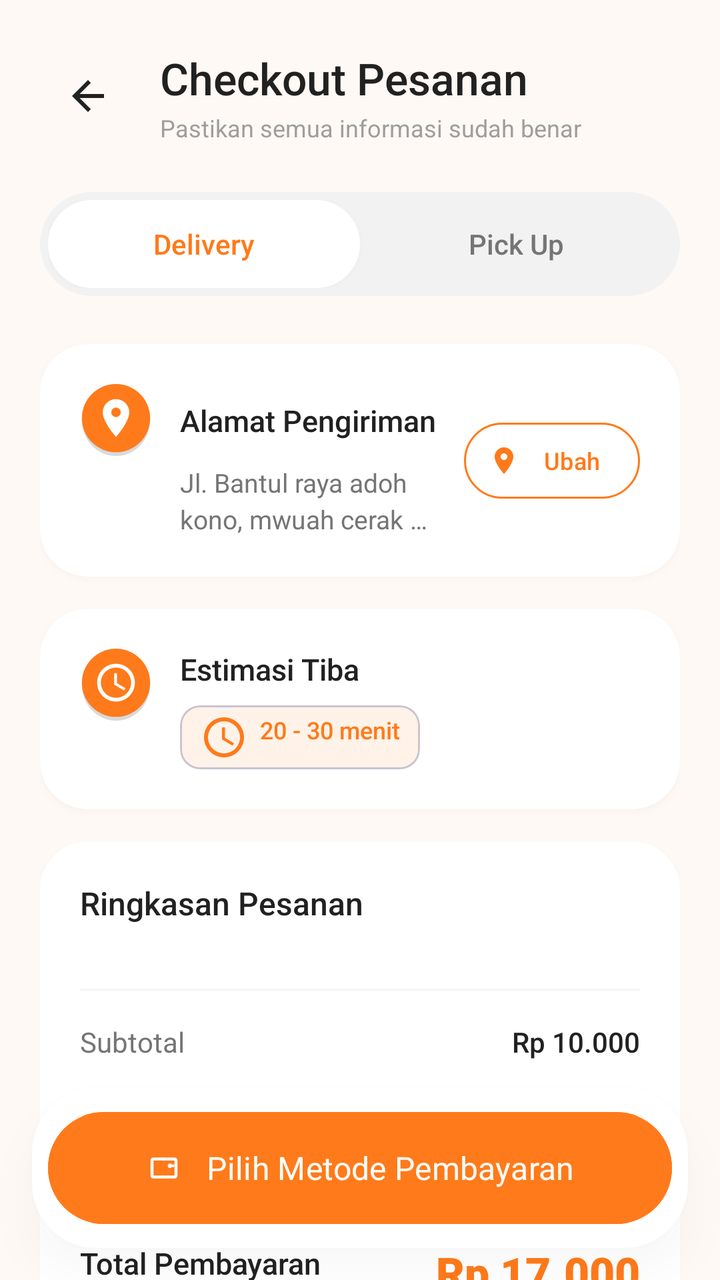
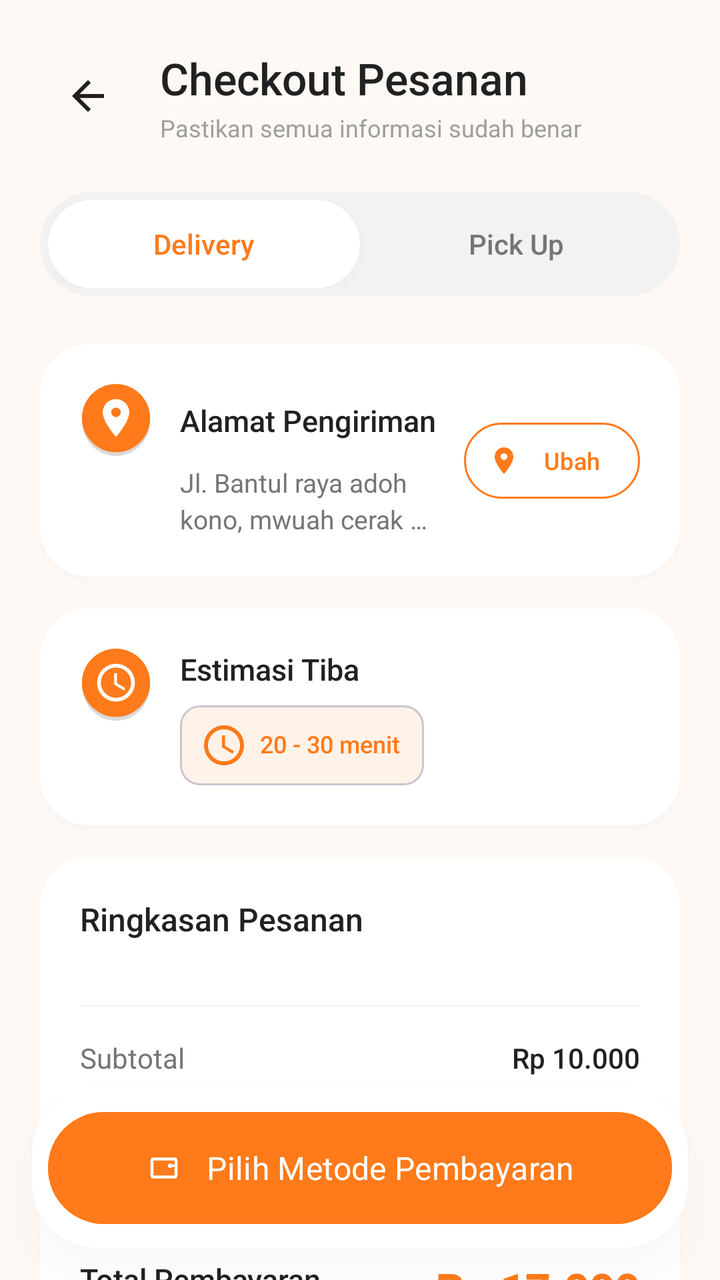

Compare the two renders of this Android layout. The source of the first and the diff that turns it into the second are given below.
<!-- AndroidManifest.xml: application theme Theme.Cemil_feels -->
<!-- res/layout/activity_checkout.xml -->
<?xml version="1.0" encoding="utf-8"?>
<androidx.constraintlayout.widget.ConstraintLayout xmlns:android="http://schemas.android.com/apk/res/android"
    xmlns:app="http://schemas.android.com/apk/res-auto"
    xmlns:tools="http://schemas.android.com/tools"
    android:layout_width="match_parent"
    android:layout_height="match_parent"
    android:background="#FFF9F5">

    
    <include
        android:id="@+id/layout_checkout_header"
        layout="@layout/layout_checkout_header"
        app:layout_constraintTop_toTopOf="parent" />

    
    <androidx.core.widget.NestedScrollView
        android:layout_width="match_parent"
        android:layout_height="0dp"
        android:clipToPadding="false"
        android:paddingHorizontal="20dp"
        android:paddingTop="8dp"
        android:paddingBottom="120dp"
        app:layout_constraintBottom_toBottomOf="parent"
        app:layout_constraintTop_toBottomOf="@id/layout_checkout_header">

        <LinearLayout
            android:layout_width="match_parent"
            android:layout_height="wrap_content"
            android:orientation="vertical">

            
            <androidx.constraintlayout.widget.ConstraintLayout
                android:id="@+id/segmented_container"
                android:layout_width="match_parent"
                android:layout_height="52dp"
                android:layout_marginBottom="24dp"
                android:background="@drawable/bg_segmented_container"
                android:padding="4dp">

                <View
                    android:id="@+id/view_indicator"
                    android:layout_width="0dp"
                    android:layout_height="match_parent"
                    android:background="@drawable/bg_segmented_indicator"
                    android:elevation="2dp"
                    app:layout_constraintBottom_toBottomOf="parent"
                    app:layout_constraintEnd_toStartOf="@+id/guideline_center"
                    app:layout_constraintStart_toStartOf="parent"
                    app:layout_constraintTop_toTopOf="parent" />

                <androidx.constraintlayout.widget.Guideline
                    android:id="@+id/guideline_center"
                    android:layout_width="wrap_content"
                    android:layout_height="wrap_content"
                    android:orientation="vertical"
                    app:layout_constraintGuide_percent="0.5" />

                <TextView
                    android:id="@+id/tv_toggle_delivery"
                    android:layout_width="0dp"
                    android:layout_height="match_parent"
                    android:background="?attr/selectableItemBackgroundBorderless"
                    android:clickable="true"
                    android:elevation="3dp"
                    android:fontFamily="sans-serif-medium"
                    android:focusable="true"
                    android:gravity="center"
                    android:text="Delivery"
                    android:textColor="#FF7A1A"
                    android:textSize="14sp"
                    app:layout_constraintEnd_toStartOf="@+id/guideline_center"
                    app:layout_constraintStart_toStartOf="parent" />

                <TextView
                    android:id="@+id/tv_toggle_pickup"
                    android:layout_width="0dp"
                    android:layout_height="match_parent"
                    android:background="?attr/selectableItemBackgroundBorderless"
                    android:clickable="true"
                    android:elevation="3dp"
                    android:fontFamily="sans-serif-medium"
                    android:focusable="true"
                    android:gravity="center"
                    android:text="Pick Up"
                    android:textColor="#757575"
                    android:textSize="14sp"
                    app:layout_constraintEnd_toEndOf="parent"
                    app:layout_constraintStart_toEndOf="@+id/guideline_center" />
            </androidx.constraintlayout.widget.ConstraintLayout>

            
            <com.google.android.material.card.MaterialCardView
                android:id="@+id/card_address"
                android:layout_width="match_parent"
                android:layout_height="wrap_content"
                android:layout_marginBottom="16dp"
                app:cardCornerRadius="24dp"
                app:cardElevation="2dp"
                app:strokeWidth="0dp"
                app:cardBackgroundColor="#FFFFFF">

                <androidx.constraintlayout.widget.ConstraintLayout
                    android:layout_width="match_parent"
                    android:layout_height="wrap_content"
                    android:padding="20dp">

                    <ImageView
                        android:id="@+id/iv_address_icon"
                        android:layout_width="36dp"
                        android:layout_height="36dp"
                        app:srcCompat="@drawable/logo_checkout_delivery"
                        app:layout_constraintStart_toStartOf="parent"
                        app:layout_constraintTop_toTopOf="parent" />

                    <TextView
                        android:id="@+id/tv_address_label"
                        android:layout_width="wrap_content"
                        android:layout_height="wrap_content"
                        android:layout_marginStart="14dp"
                        android:text="Alamat Pengiriman"
                        android:textColor="#212121"
                        android:fontFamily="sans-serif-medium"
                        android:textSize="15sp"
                        app:layout_constraintStart_toEndOf="@id/iv_address_icon"
                        app:layout_constraintTop_toTopOf="@id/iv_address_icon"
                        app:layout_constraintBottom_toBottomOf="@id/iv_address_icon" />

                    <TextView
                        android:id="@+id/tv_address_details"
                        android:layout_width="0dp"
                        android:layout_height="wrap_content"
                        android:layout_marginTop="12dp"
                        android:layout_marginEnd="12dp"
                        android:text="Jl. Bantul raya adoh kono, mwuah cerak goa"
                        android:textColor="#757575"
                        android:textSize="13sp"
                        android:maxLines="2"
                        android:ellipsize="end"
                        android:lineSpacingExtra="3dp"
                        app:layout_constraintStart_toStartOf="@id/tv_address_label"
                        app:layout_constraintEnd_toStartOf="@id/btn_change_address"
                        app:layout_constraintTop_toBottomOf="@id/tv_address_label" />

                    
                    <com.google.android.material.button.MaterialButton
                        android:id="@+id/btn_change_address"
                        android:layout_width="wrap_content"
                        android:layout_height="38dp"
                        android:background="@drawable/bg_button_outlined_pill"
                        android:text="Ubah"
                        android:textAllCaps="false"
                        android:textColor="#FF7A1A"
                        android:textSize="12sp"
                        android:fontFamily="sans-serif-medium"
                        android:paddingHorizontal="12dp"
                        android:insetTop="0dp"
                        android:insetBottom="0dp"
                        app:icon="@drawable/ic_location_pin_sophisticated"
                        app:iconSize="16dp"
                        app:iconPadding="4dp"
                        app:iconTint="#FF7A1A"
                        app:layout_constraintBottom_toBottomOf="parent"
                        app:layout_constraintEnd_toEndOf="parent"
                        app:layout_constraintTop_toTopOf="parent" />
                </androidx.constraintlayout.widget.ConstraintLayout>
            </com.google.android.material.card.MaterialCardView>

            
            <com.google.android.material.card.MaterialCardView
                android:id="@+id/card_pickup_location"
                android:layout_width="match_parent"
                android:layout_height="wrap_content"
                android:layout_marginBottom="16dp"
                android:visibility="gone"
                app:cardCornerRadius="24dp"
                app:cardElevation="2dp"
                app:strokeWidth="0dp"
                app:cardBackgroundColor="#FFFFFF">

                <androidx.constraintlayout.widget.ConstraintLayout
                    android:layout_width="match_parent"
                    android:layout_height="wrap_content"
                    android:padding="20dp">

                    <ImageView
                        android:id="@+id/iv_store_icon"
                        android:layout_width="36dp"
                        android:layout_height="36dp"
                        app:srcCompat="@drawable/logo_checkout_restaurant"
                        app:layout_constraintStart_toStartOf="parent"
                        app:layout_constraintTop_toTopOf="parent" />

                    <TextView
                        android:id="@+id/tv_store_label"
                        android:layout_width="wrap_content"
                        android:layout_height="wrap_content"
                        android:layout_marginStart="14dp"
                        android:text="Lokasi Pengambilan"
                        android:textColor="#212121"
                        android:fontFamily="sans-serif-medium"
                        android:textSize="15sp"
                        app:layout_constraintStart_toEndOf="@id/iv_store_icon"
                        app:layout_constraintTop_toTopOf="@id/iv_store_icon"
                        app:layout_constraintBottom_toBottomOf="@id/iv_store_icon" />

                    <TextView
                        android:id="@+id/tv_store_details"
                        android:layout_width="0dp"
                        android:layout_height="wrap_content"
                        android:layout_marginTop="12dp"
                        android:text="Cemil Feels Resto\nJl. Merdeka No. 45, Yogyakarta"
                        android:textColor="#757575"
                        android:textSize="13sp"
                        android:lineSpacingExtra="3dp"
                        app:layout_constraintStart_toStartOf="@id/tv_store_label"
                        app:layout_constraintEnd_toEndOf="parent"
                        app:layout_constraintTop_toBottomOf="@id/tv_store_label" />
                </androidx.constraintlayout.widget.ConstraintLayout>
            </com.google.android.material.card.MaterialCardView>

            
            <com.google.android.material.card.MaterialCardView
                android:layout_width="match_parent"
                android:layout_height="wrap_content"
                android:layout_marginBottom="16dp"
                app:cardCornerRadius="24dp"
                app:cardElevation="2dp"
                app:strokeWidth="0dp"
                app:cardBackgroundColor="#FFFFFF">

                <androidx.constraintlayout.widget.ConstraintLayout
                    android:layout_width="match_parent"
                    android:layout_height="wrap_content"
                    android:padding="20dp">

                    <ImageView
                        android:id="@+id/iv_delivery_icon"
                        android:layout_width="36dp"
                        android:layout_height="36dp"
                        app:srcCompat="@drawable/logo_checkout_time"
                        app:layout_constraintStart_toStartOf="parent"
                        app:layout_constraintTop_toTopOf="parent" />

                    <TextView
                        android:id="@+id/tv_delivery_label"
                        android:layout_width="wrap_content"
                        android:layout_height="wrap_content"
                        android:layout_marginStart="14dp"
                        android:text="Estimasi Tiba"
                        android:textColor="#212121"
                        android:fontFamily="sans-serif-medium"
                        android:textSize="15sp"
                        app:layout_constraintStart_toEndOf="@id/iv_delivery_icon"
                        app:layout_constraintTop_toTopOf="@id/iv_delivery_icon"
                        app:layout_constraintBottom_toTopOf="@id/badge_eta" />

                    <com.google.android.material.card.MaterialCardView
                        android:id="@+id/badge_eta"
                        android:layout_width="wrap_content"
                        android:layout_height="wrap_content"
                        android:layout_marginTop="8dp"
                        app:cardBackgroundColor="#FFF2E8"
                        app:cardCornerRadius="10dp"
                        app:cardElevation="0dp"
                        app:layout_constraintStart_toStartOf="@id/tv_delivery_label"
                        app:layout_constraintTop_toBottomOf="@id/tv_delivery_label">

                        <TextView
                            android:id="@+id/tv_delivery_eta"
                            android:layout_width="wrap_content"
                            android:layout_height="wrap_content"
                            android:paddingHorizontal="10dp"
                            android:paddingVertical="4dp"
                            android:text="20 - 30 menit"
                            android:textColor="#FF7A1A"
                            android:textSize="12sp"
                            android:fontFamily="sans-serif-medium"
                            android:drawablePadding="6dp"
                            app:drawableStartCompat="@drawable/ic_access_time_sophisticated"
                            app:drawableTint="#FF7A1A" />
                    </com.google.android.material.card.MaterialCardView>
                </androidx.constraintlayout.widget.ConstraintLayout>
            </com.google.android.material.card.MaterialCardView>

            
            <include
                android:id="@+id/layout_order_summary"
                layout="@layout/layout_checkout_order_summary" />

        </LinearLayout>
    </androidx.core.widget.NestedScrollView>

    
    <com.google.android.material.card.MaterialCardView
        android:id="@+id/card_bottom_bar"
        android:layout_width="match_parent"
        android:layout_height="wrap_content"
        android:layout_margin="16dp"
        app:cardBackgroundColor="#FFFFFF"
        app:cardCornerRadius="32dp"
        app:cardElevation="12dp"
        app:strokeWidth="0dp"
        app:layout_constraintBottom_toBottomOf="parent">

        <com.google.android.material.button.MaterialButton
            android:id="@+id/btn_select_payment"
            android:layout_width="match_parent"
            android:layout_height="64dp"
            android:backgroundTint="#FF7A1A"
            android:text="Pilih Metode Pembayaran"
            android:textColor="#FFFFFF"
            android:textSize="16sp"
            android:fontFamily="sans-serif-bold"
            android:layout_margin="8dp"
            app:cornerRadius="28dp"
            app:icon="@drawable/ic_wallet_sophisticated"
            app:iconGravity="textStart"
            app:iconPadding="12dp" />
    </com.google.android.material.card.MaterialCardView>

</androidx.constraintlayout.widget.ConstraintLayout>
<!-- res/layout/layout_checkout_header.xml (included above) -->
<?xml version="1.0" encoding="utf-8"?>
<androidx.constraintlayout.widget.ConstraintLayout xmlns:android="http://schemas.android.com/apk/res/android"
    xmlns:app="http://schemas.android.com/apk/res-auto"
    android:id="@+id/layout_checkout_header"
    android:layout_width="match_parent"
    android:layout_height="wrap_content"
    android:paddingHorizontal="20dp"
    android:paddingTop="24dp"
    android:paddingBottom="16dp"
    android:background="#FFF9F5"
    android:elevation="0dp">

    <ImageButton
        android:id="@+id/btn_checkout_back"
        android:layout_width="48dp"
        android:layout_height="48dp"
        android:background="?attr/selectableItemBackgroundBorderless"
        android:contentDescription="Kembali"
        app:srcCompat="@drawable/ic_arrow_back"
        app:tint="#212121"
        app:layout_constraintBottom_toBottomOf="parent"
        app:layout_constraintStart_toStartOf="parent"
        app:layout_constraintTop_toTopOf="parent" />

    <LinearLayout
        android:layout_width="0dp"
        android:layout_height="wrap_content"
        android:orientation="vertical"
        android:layout_marginStart="12dp"
        app:layout_constraintBottom_toBottomOf="@id/btn_checkout_back"
        app:layout_constraintEnd_toEndOf="parent"
        app:layout_constraintStart_toEndOf="@id/btn_checkout_back"
        app:layout_constraintTop_toTopOf="@id/btn_checkout_back">

        <TextView
            android:id="@+id/tv_checkout_title"
            android:layout_width="wrap_content"
            android:layout_height="wrap_content"
            android:text="Checkout Pesanan"
            android:textColor="#212121"
            android:textSize="22sp"
            android:fontFamily="sans-serif-medium" />

        <TextView
            android:layout_width="wrap_content"
            android:layout_height="wrap_content"
            android:text="Pastikan semua informasi sudah benar"
            android:textColor="#9E9E9E"
            android:textSize="12sp"
            android:layout_marginTop="2dp" />
    </LinearLayout>
</androidx.constraintlayout.widget.ConstraintLayout>
<!-- res/layout/layout_checkout_order_summary.xml (included above) -->
<?xml version="1.0" encoding="utf-8"?>
<com.google.android.material.card.MaterialCardView xmlns:android="http://schemas.android.com/apk/res/android"
    xmlns:app="http://schemas.android.com/apk/res-auto"
    android:layout_width="match_parent"
    android:layout_height="wrap_content"
    android:layout_marginBottom="24dp"
    app:cardCornerRadius="24dp"
    app:cardElevation="2dp"
    app:strokeWidth="0dp"
    app:cardBackgroundColor="#FFFFFF">

    <LinearLayout
        android:layout_width="match_parent"
        android:layout_height="wrap_content"
        android:orientation="vertical"
        android:padding="20dp">

        <TextView
            android:layout_width="wrap_content"
            android:layout_height="wrap_content"
            android:text="Ringkasan Pesanan"
            android:textColor="#212121"
            android:fontFamily="sans-serif-medium"
            android:textSize="16sp"
            android:layout_marginBottom="16dp" />

        <LinearLayout
            android:id="@+id/layout_order_items_container"
            android:layout_width="match_parent"
            android:layout_height="wrap_content"
            android:orientation="vertical" />

        <View
            android:layout_width="match_parent"
            android:layout_height="1dp"
            android:background="#F5F5F5"
            android:layout_marginVertical="16dp" />

        
        <RelativeLayout android:layout_width="match_parent" android:layout_height="wrap_content" android:layout_marginBottom="10dp">
            <TextView android:layout_width="wrap_content" android:layout_height="wrap_content" android:text="Subtotal" android:textColor="#757575" />
            <TextView android:id="@+id/tv_checkout_subtotal" android:layout_width="wrap_content" android:layout_height="wrap_content" android:layout_alignParentEnd="true" android:text="Rp 10.000" android:textColor="#212121" android:fontFamily="sans-serif-medium" />
        </RelativeLayout>

        <RelativeLayout android:id="@+id/layout_delivery_fee" android:layout_width="match_parent" android:layout_height="wrap_content" android:layout_marginBottom="10dp">
            <TextView android:layout_width="wrap_content" android:layout_height="wrap_content" android:text="Ongkos Kirim" android:textColor="#757575" />
            <TextView android:layout_width="wrap_content" android:layout_height="wrap_content" android:layout_alignParentEnd="true" android:text="Rp 5.000" android:textColor="#212121" android:fontFamily="sans-serif-medium" />
        </RelativeLayout>

        <RelativeLayout android:layout_width="match_parent" android:layout_height="wrap_content" android:layout_marginBottom="16dp">
            <TextView android:layout_width="wrap_content" android:layout_height="wrap_content" android:text="Biaya Layanan" android:textColor="#757575" />
            <TextView android:layout_width="wrap_content" android:layout_height="wrap_content" android:layout_alignParentEnd="true" android:text="Rp 2.000" android:textColor="#212121" android:fontFamily="sans-serif-medium" />
        </RelativeLayout>

        <View
            android:layout_width="match_parent"
            android:layout_height="1dp"
            android:background="#F5F5F5"
            android:layout_marginBottom="16dp" />

        <RelativeLayout android:layout_width="match_parent" android:layout_height="wrap_content">
            <TextView android:layout_width="wrap_content" android:layout_height="wrap_content" android:text="Total Pembayaran" android:textColor="#212121" android:textSize="15sp" android:fontFamily="sans-serif-medium" />
            <TextView android:id="@+id/tv_checkout_total" android:layout_width="wrap_content" android:layout_height="wrap_content" android:layout_alignParentEnd="true" android:text="Rp 17.000" android:textColor="#FF7A1A" android:textSize="22sp" android:fontFamily="sans-serif-black" />
        </RelativeLayout>
    </LinearLayout>
</com.google.android.material.card.MaterialCardView>
<!-- resources referenced by this layout -->
<resources>
  <!-- drawable bg_button_outlined_pill (drawable) -->
  <?xml version="1.0" encoding="utf-8"?>
  <ripple xmlns:android="http://schemas.android.com/apk/res/android"
      android:color="#1A000000">
      <item>
          <shape android:shape="rectangle">
              <corners android:radius="100dp" />
              <stroke
                  android:width="1dp"
                  android:color="#E0E0E0" />
              <solid android:color="@android:color/transparent" />
          </shape>
      </item>
  </ripple>
  <!-- drawable bg_segmented_container (drawable) -->
  <?xml version="1.0" encoding="utf-8"?>
  <shape xmlns:android="http://schemas.android.com/apk/res/android">
      <solid android:color="#F2F2F2" />
      <corners android:radius="100dp" />
  </shape>
  <!-- drawable bg_segmented_indicator (drawable) -->
  <?xml version="1.0" encoding="utf-8"?>
  <shape xmlns:android="http://schemas.android.com/apk/res/android">
      <solid android:color="#FFFFFF" />
      <corners android:radius="100dp" />
  </shape>
  <!-- drawable ic_access_time_sophisticated (drawable) -->
  <?xml version="1.0" encoding="utf-8"?>
  <vector xmlns:android="http://schemas.android.com/apk/res/android"
      android:width="24dp"
      android:height="24dp"
      android:viewportWidth="24"
      android:viewportHeight="24">
      <path
          android:fillColor="#FFFFFF"
          android:pathData="M11.99,2C6.47,2 2,6.48 2,12s4.47,10 9.99,10C17.52,22 22,17.52 22,12S17.52,2 11.99,2zM12,20c-4.42,0 -8,-3.58 -8,-8s3.58,-8 8,-8s8,3.58 8,8s-3.58,8 -8,8zM12.5,7L11,7v6l5.25,3.15 0.75,-1.23 -4.5,-2.67L12.5,7z"/>
  </vector>
  <!-- drawable ic_arrow_back (drawable) -->
  <vector xmlns:android="http://schemas.android.com/apk/res/android"
      android:width="24dp"
      android:height="24dp"
      android:viewportWidth="24"
      android:viewportHeight="24">
    <path
        android:fillColor="#FF2C2C2C"
        android:pathData="M20,11H7.83l5.59,-5.59L12,4l-8,8 8,8 1.41,-1.41L7.83,13H20v-2z"/>
  </vector>
  <!-- drawable ic_location_pin_sophisticated (drawable) -->
  <?xml version="1.0" encoding="utf-8"?>
  <vector xmlns:android="http://schemas.android.com/apk/res/android"
      android:width="24dp"
      android:height="24dp"
      android:viewportWidth="24"
      android:viewportHeight="24">
      <path
          android:fillColor="#FFFFFF"
          android:pathData="M12,2C8.13,2 5,5.13 5,9c0,5.25 7,13 7,13s7,-7.75 7,-13c0,-3.87 -3.13,-7 -7,-7zM12,11.5c-1.38,0 -2.5,-1.12 -2.5,-2.5s1.12,-2.5 2.5,-2.5s2.5,1.12 2.5,2.5s-1.12,2.5 -2.5,2.5z"/>
  </vector>
  <style name="Theme.Cemil_feels" parent="Base.Theme.Cemil_feels" />
  <!-- drawable ic_restaurant_sophisticated (drawable) -->
  <?xml version="1.0" encoding="utf-8"?>
  <vector xmlns:android="http://schemas.android.com/apk/res/android"
      android:width="24dp"
      android:height="24dp"
      android:viewportWidth="24"
      android:viewportHeight="24">
      <path
          android:fillColor="#FFFFFF"
          android:pathData="M11,9L9,9L9,2L7,2L7,9L5,9L5,2L3,2L3,9c0,2.05 1.54,3.74 3.5,3.97L6.5,22L8.5,22L8.5,12.97c1.96,-0.23 3.5,-1.92 3.5,-3.97L11,9zM16,2v8h3v12h2L21,2h-5z"/>
  </vector>
  <style name="Base.Theme.Cemil_feels" parent="Theme.Material3.DayNight.NoActionBar">
          
          <item name="colorPrimary">#FF7A1A</item>
          <item name="android:outlineAmbientShadowColor" tools:targetApi="p">#26000000</item>
          <item name="android:outlineSpotShadowColor" tools:targetApi="p">#26000000</item>
      </style>
  <!-- unchanged entries left out for length: 4 -->
</resources>

<!-- the commit's change to res/layout/activity_checkout.xml (unified diff, before → after) -->
@@ -42,7 +42,7 @@
                     android:layout_width="0dp"
                     android:layout_height="match_parent"
                     android:background="@drawable/bg_segmented_indicator"
-                    android:elevation="2dp"
+                    android:elevation="4dp"
                     app:layout_constraintBottom_toBottomOf="parent"
                     app:layout_constraintEnd_toStartOf="@+id/guideline_center"
                     app:layout_constraintStart_toStartOf="parent"
@@ -61,13 +61,13 @@
                     android:layout_height="match_parent"
                     android:background="?attr/selectableItemBackgroundBorderless"
                     android:clickable="true"
-                    android:elevation="3dp"
                     android:fontFamily="sans-serif-medium"
                     android:focusable="true"
                     android:gravity="center"
                     android:text="Delivery"
                     android:textColor="#FF7A1A"
                     android:textSize="14sp"
+                    android:translationZ="5dp"
                     app:layout_constraintEnd_toStartOf="@+id/guideline_center"
                     app:layout_constraintStart_toStartOf="parent" />
 
@@ -77,13 +77,13 @@
                     android:layout_height="match_parent"
                     android:background="?attr/selectableItemBackgroundBorderless"
                     android:clickable="true"
-                    android:elevation="3dp"
                     android:fontFamily="sans-serif-medium"
                     android:focusable="true"
                     android:gravity="center"
                     android:text="Pick Up"
                     android:textColor="#757575"
                     android:textSize="14sp"
+                    android:translationZ="5dp"
                     app:layout_constraintEnd_toEndOf="parent"
                     app:layout_constraintStart_toEndOf="@+id/guideline_center" />
             </androidx.constraintlayout.widget.ConstraintLayout>
@@ -257,7 +257,7 @@
                     <com.google.android.material.card.MaterialCardView
                         android:id="@+id/badge_eta"
                         android:layout_width="wrap_content"
-                        android:layout_height="wrap_content"
+                        android:layout_height="40dp"
                         android:layout_marginTop="8dp"
                         app:cardBackgroundColor="#FFF2E8"
                         app:cardCornerRadius="10dp"
@@ -268,9 +268,11 @@
                         <TextView
                             android:id="@+id/tv_delivery_eta"
                             android:layout_width="wrap_content"
-                            android:layout_height="wrap_content"
-                            android:paddingHorizontal="10dp"
-                            android:paddingVertical="4dp"
+                            android:layout_height="match_parent"
+                            android:gravity="center"
+                            android:includeFontPadding="false"
+                            android:paddingStart="10dp"
+                            android:paddingEnd="12dp"
                             android:text="20 - 30 menit"
                             android:textColor="#FF7A1A"
                             android:textSize="12sp"
